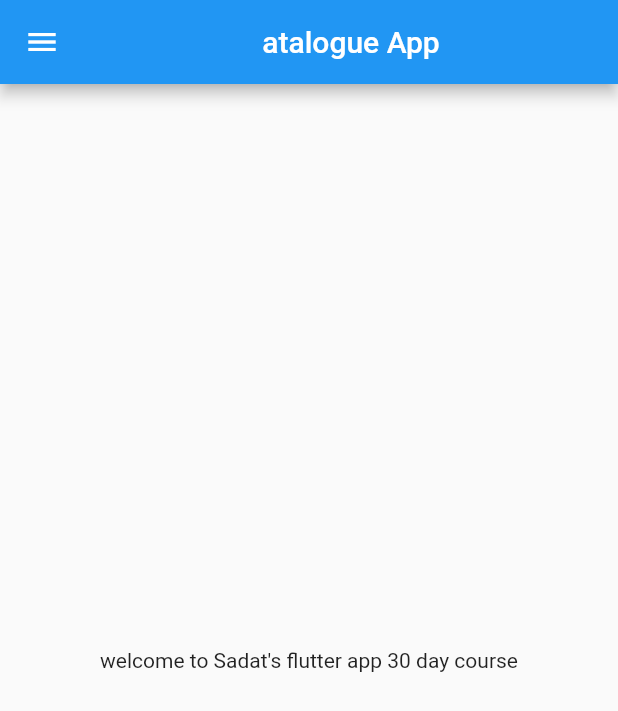
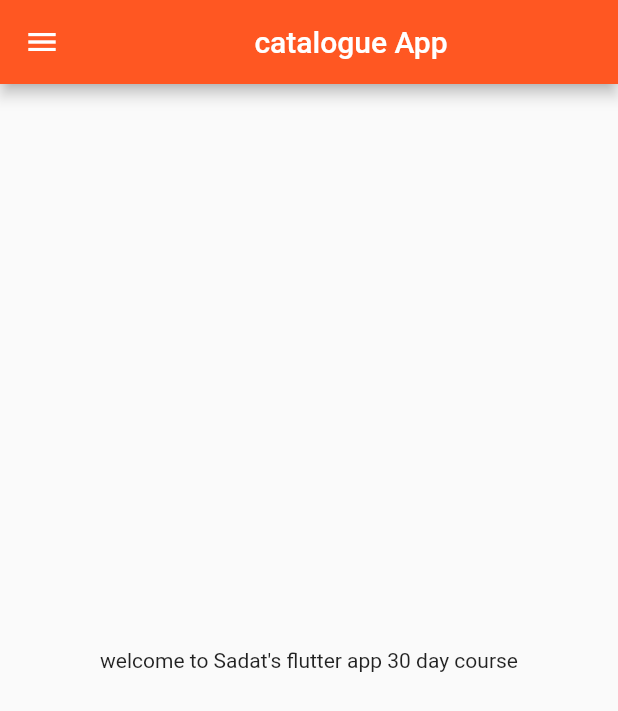
Before and after one commit to Sadatmahmud1/Flutter_shoping_app, a Flutter app: the screen it shows after launch, on a phone screen of 412 x 824 dp. Shown: the top 711 px of the screen. Run offline on Flutter 3.47's test engine with Material 2 defaults, Android fonts, the phone set to English and light mode, and no system bars.

Commit message:
day 3 completed

```diff
--- a/sdshoping/lib/main.dart
+++ b/sdshoping/lib/main.dart
@@ -1,5 +1,6 @@
 import 'package:flutter/material.dart';
-import 'package:sdshoping/home_page.dart';
+import 'package:sdshoping/pages/home_page.dart';
+import 'package:sdshoping/pages/login_page.dart';
 
 void main() {
     runApp(MyApp());
@@ -10,7 +11,18 @@
   @override
   Widget build(BuildContext context) {
     return MaterialApp(
-      home: HomePage()
+
+      themeMode: ThemeMode.light,
+      theme: ThemeData(primarySwatch: Colors.deepOrange),
+      darkTheme: ThemeData(
+        brightness: Brightness.dark
+      ),
+      initialRoute: "/home",
+      routes: {
+        "/":(context) => LoginPage(),
+        "/home":(context) => HomePage(),
+        "/Login":(context) => LoginPage(),
+      },
     );
   }
 }
--- a/sdshoping/lib/home_page.dart
+++ b/sdshoping/lib/pages/home_page.dart
@@ -7,7 +7,7 @@
   Widget build(BuildContext context) {
     return Scaffold(
       appBar: AppBar(
-        title: Center(child: Text("atalogue App")),
+        title: Center(child: Text("catalogue App")),
       ),
         body: Center(
           child: Container(
```
Also changed, not shown: sdshoping/lib/pages/login_page.dart (added, +19 -0 lines), sdshoping/pubspec.lock.
